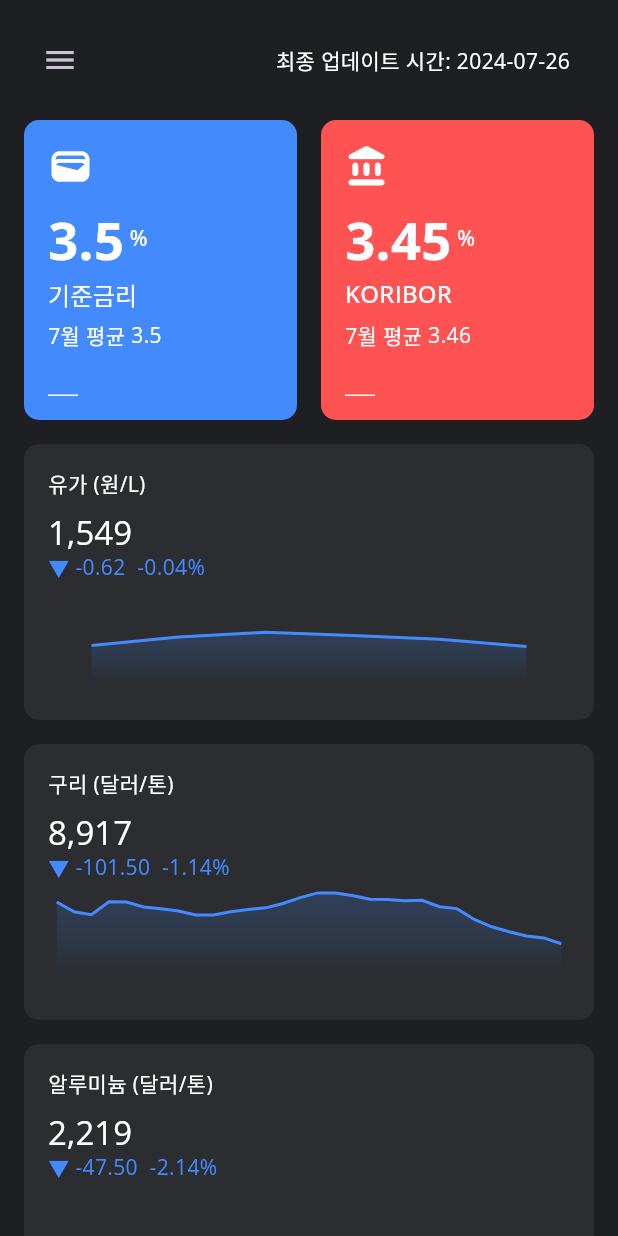
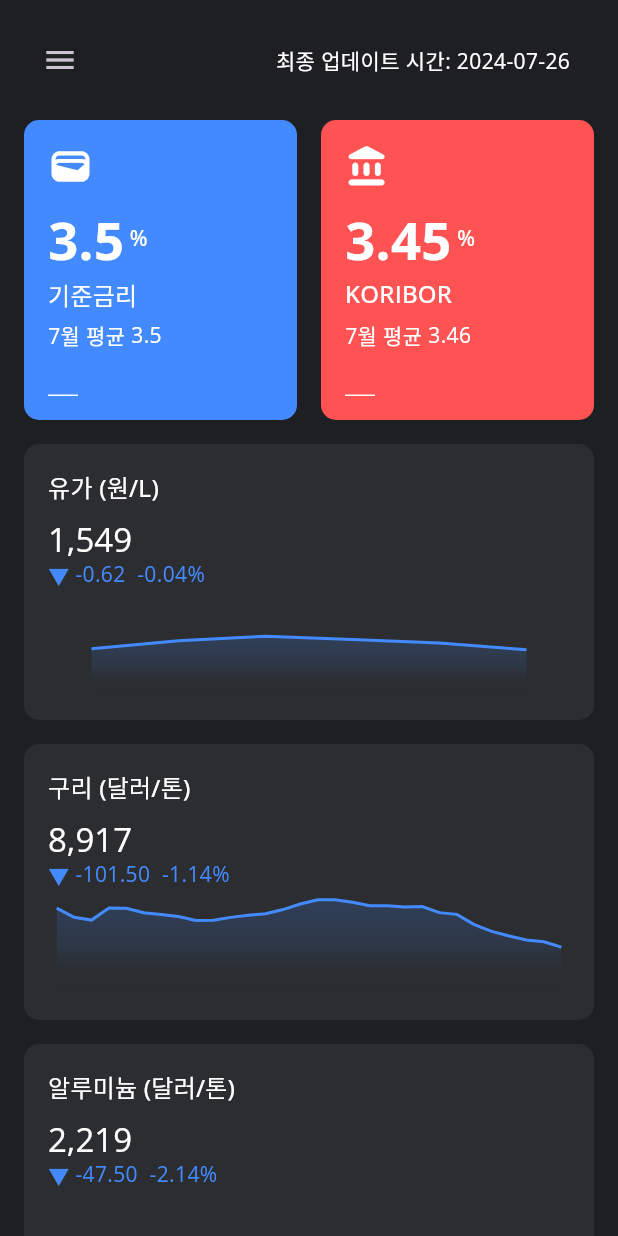
Before and after one commit to ssun-ko/price-monitoring-flutter, a Flutter app: the screen it shows after launch, after a tap on the "menu" icon, after a tap on "종합 대시보드", on a phone screen of 412 x 824 dp. Run offline on Flutter 3.47's test engine with Material 3 defaults, Android fonts, the phone set to English and light mode, and no system bars; our stand-ins replace csv, google_fonts, syncfusion_flutter_charts; missing offline and left inert: dart:html, syncfusion_flutter_maps.

Commit message:
Fix message emojis

```diff
--- a/lib/screens/analytics/dollar_screen.dart
+++ b/lib/screens/analytics/dollar_screen.dart
@@ -125,7 +125,7 @@ class _DollarScreenState extends State<DollarScreen> {
                   data: filteredData,
                   menuId: context.watch<MenuProvider>().menu),
               SizedBox(height: defaultPadding),
-              Text("🙄 금리는 실시간 데이터와 2일 이상 차이날 수 있습니다."),
+              Text("🥴🥴 금리는 실시간 데이터와 2일 이상 차이날 수 있습니다."),
               ExcelDownloadButton(onPressed: () {
                 CSVUtil.downloadCSV(data, fileName);
                 DownloadSnackBar.showSnackBar(context);
--- a/lib/screens/analytics/metal_screen.dart
+++ b/lib/screens/analytics/metal_screen.dart
@@ -124,7 +124,7 @@ class _MetalScreenState extends State<MetalScreen> {
                   data: filteredData,
                   menuId: context.watch<MenuProvider>().menu),
               SizedBox(height: defaultPadding),
-              Text("🙄 철강 가격의 다음 업데이트 예정일은 9월 29일입니다."),
+              Text("🥰🥰 철강 가격의 다음 업데이트 예정일은 9월 29일입니다."),
               ExcelDownloadButton(onPressed: () {
                 CSVUtil.downloadCSV(data, fileName);
                 DownloadSnackBar.showSnackBar(context);
--- a/lib/screens/analytics/no_metal_screen.dart
+++ b/lib/screens/analytics/no_metal_screen.dart
@@ -125,7 +125,7 @@ class _NoMetalScreenState extends State<NoMetalScreen> {
                   data: filteredData,
                   menuId: context.watch<MenuProvider>().menu),
               SizedBox(height: defaultPadding),
-              Text("🙄 가격 변동 표현을 위해 Min-Max Scale이 적용된 그래프입니다."),
+              Text("🙄🙄 가격 변동 표현을 위해 Min-Max Scale이 적용된 그래프입니다."),
               ExcelDownloadButton(onPressed: () {
                 CSVUtil.downloadCSV(data, fileName);
                 DownloadSnackBar.showSnackBar(context);
--- a/lib/screens/analytics/oil_screen.dart
+++ b/lib/screens/analytics/oil_screen.dart
@@ -125,6 +125,7 @@ class _OilScreenState extends State<OilScreen> {
                   data: filteredData,
                   menuId: context.watch<MenuProvider>().menu),
               SizedBox(height: defaultPadding),
+              Text("🤮🤮 유가 정보는 경유 기준입니다."),
               ExcelDownloadButton(onPressed: () {
                 CSVUtil.downloadCSV(data, fileName);
                 DownloadSnackBar.showSnackBar(context);
--- a/lib/screens/dashboard/components/detail_card.dart
+++ b/lib/screens/dashboard/components/detail_card.dart
@@ -3,6 +3,7 @@ import 'package:intl/intl.dart';
 import 'package:price/core/constants/color_constants.dart';
 import 'package:price/models/chart_data_model.dart';
 import 'package:price/providers/data_provider.dart';
+import 'package:price/screens/dashboard/components/widget_title.dart';
 import 'package:provider/provider.dart';
 import 'package:syncfusion_flutter_charts/charts.dart';
 
@@ -39,7 +40,7 @@ class DetailCard extends StatelessWidget {
             child: Column(
               crossAxisAlignment: CrossAxisAlignment.start,
               children: [
-                Text(_getWidgetTitle()),
+                WidgetTitle(title: _getWidgetTitle()),
                 SizedBox(height: defaultPadding / 2),
                 Text(_getTodayPrice(dataProvider),
                     style: Theme.of(context).textTheme.titleLarge),
--- a/lib/screens/dashboard/widgets/detail_widget.dart
+++ b/lib/screens/dashboard/widgets/detail_widget.dart
@@ -29,7 +29,7 @@ class DetailWidget extends StatelessWidget {
             child: CircularProgressIndicator(),
           ),
         );
-      } else if (!Responsive.isMobile(context)) {
+      } else if (Responsive.isDesktop(context)) {
         return Container(
           child: Row(children: [
             Expanded(
--- a/lib/screens/home/home_screen.dart
+++ b/lib/screens/home/home_screen.dart
@@ -44,7 +44,7 @@ class _HomeScreenState extends State<HomeScreen> {
   void _loadDailyOilCSV() async {
     final rawData = await rootBundle.loadString(oilFilePath);
     List<List<dynamic>> listData =
-        const CsvToListConverter(eol: '\n').convert(rawData);
+        const CsvToListConverter(eol: '\r\n').convert(rawData);
 
     setState(() {
       context.read<DataProvider>().readOilData(listData);
@@ -54,7 +54,7 @@ class _HomeScreenState extends State<HomeScreen> {
   void _loadDollarCSV() async {
     final rawData = await rootBundle.loadString(dollarFilePath);
     List<List<dynamic>> listData =
-        const CsvToListConverter(eol: '\n').convert(rawData);
+        const CsvToListConverter(eol: '\r\n').convert(rawData);
 
     setState(() {
       context.read<DataProvider>().readDollarData(listData);
```
